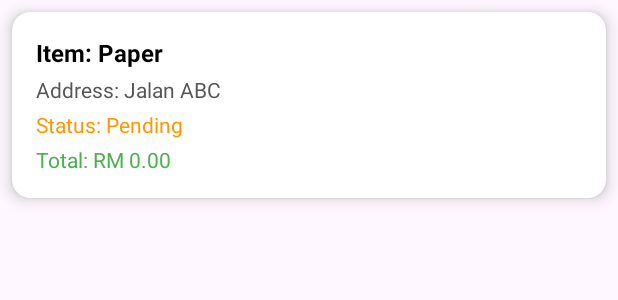
After one commit to Iffwat/GitPushAndPray, an Android app: the layout item_request.xml on its own in the app's theme, with its tools: preview values and no code run, on a phone screen of 412 x 824 dp. The commit adds this screen. Shown: the top 300 px of the screen. Run offline under Robolectric (Android 15) with nearby library versions, the phone set to English and light mode, and no system bars.

Commit message:
Irsyad Submit request 2.0

```diff
--- a/app/build.gradle.kts
+++ b/app/build.gradle.kts
@@ -38,8 +38,13 @@ dependencies {
     androidTestImplementation(libs.ext.junit)
     androidTestImplementation(libs.espresso.core)
 
+
     //Retrofit https://square.github.io/retrofit/ - latest vesion https://github.com/square/retrofit.
     implementation("com.squareup.retrofit2:retrofit:2.11.0")
     //Gson -> json data to java or kotlin format
     implementation("com.squareup.retrofit2:converter-gson:2.11.0")
+
+    implementation ("com.google.android.material:material:1.11.0")
+    implementation ("androidx.cardview:cardview:1.0.0")
+
 }
--- a/app/src/main/AndroidManifest.xml
+++ b/app/src/main/AndroidManifest.xml
@@ -15,9 +15,11 @@
         android:theme="@style/Theme.Lab_REST"
         android:usesCleartextTraffic="true"
         tools:targetApi="31">
+        <activity
+            android:name=".UserRequest"
+            android:exported="false" />
         <activity android:name=".UserDashboardActivity" />
         <activity android:name=".AdminDashboardActivity" />
-
         <activity
             android:name=".SubmitRequestActivity"
             android:exported="false" />
--- a/app/src/main/java/com/example/lab_rest/MainActivity.java
+++ b/app/src/main/java/com/example/lab_rest/MainActivity.java
@@ -68,7 +68,10 @@ public class MainActivity extends AppCompatActivity {
                 startActivity(intent);
             }});
     }
-
+    public void recycleListClicked(View view) {
+        Intent intent = new Intent(MainActivity.this, UserRequest.class);
+        startActivity(intent);
+    }
     public void logoutClicked(View view) {
 
         // implement this
--- a/app/src/main/java/com/example/lab_rest/remote/UserService.java
+++ b/app/src/main/java/com/example/lab_rest/remote/UserService.java
@@ -6,8 +6,10 @@ import retrofit2.http.Field;
 import retrofit2.http.FormUrlEncoded;
 import retrofit2.http.GET;
 import retrofit2.http.POST;
+import retrofit2.http.Path;
 
 import com.example.lab_rest.model.RecyclableItem;
+import com.example.lab_rest.model.RequestHistoryModel;
 import com.example.lab_rest.model.RequestModel;
 import com.example.lab_rest.model.User;
 
@@ -29,4 +31,7 @@ public interface UserService {
     @POST("submit_request")
     Call<Void> submitRequest(@Body RequestModel request);
 
+    @GET("user_requests/{user_id}")
+    Call<List<RequestHistoryModel>> getUserRequests(@Path("user_id") int userId);
+
 }
--- a/app/src/main/res/layout/activity_main.xml
+++ b/app/src/main/res/layout/activity_main.xml
@@ -18,7 +18,7 @@
         app:layout_constraintTop_toTopOf="parent"
         app:layout_constraintVertical_bias="0.7" />
 
-    <!--<Button
+    <Button
         android:id="@+id/btnBookList"
         android:layout_width="wrap_content"
         android:layout_height="wrap_content"
@@ -30,8 +30,8 @@
         app:layout_constraintBottom_toTopOf="@+id/tvHello"
         app:layout_constraintEnd_toEndOf="parent"
         app:layout_constraintHorizontal_bias="0.498"
-        app:layout_constraintStart_toStartOf="parent"
-    -->
+        app:layout_constraintStart_toStartOf="parent"/>
+
     <Button
         android:id="@+id/btnLogout"
         android:layout_width="wrap_content"
--- /dev/null
+++ b/app/src/main/res/layout/activity_user_request.xml
@@ -0,0 +1,6 @@
+<androidx.recyclerview.widget.RecyclerView xmlns:android="http://schemas.android.com/apk/res/android"
+    android:id="@+id/recyclerRequests"
+    android:layout_width="match_parent"
+    android:layout_height="match_parent"
+    android:padding="12dp"
+    android:background="#EEEEEE"/>
--- /dev/null
+++ b/app/src/main/res/layout/item_request.xml
@@ -0,0 +1,54 @@
+<?xml version="1.0" encoding="utf-8"?>
+<androidx.cardview.widget.CardView xmlns:android="http://schemas.android.com/apk/res/android"
+    xmlns:card_view="http://schemas.android.com/apk/res-auto"
+    android:layout_width="match_parent"
+    android:layout_height="wrap_content"
+    android:layout_margin="8dp"
+    card_view:cardCornerRadius="12dp"
+    card_view:cardElevation="6dp"
+    card_view:cardBackgroundColor="@android:color/white">
+
+    <LinearLayout
+        android:layout_width="match_parent"
+        android:layout_height="wrap_content"
+        android:orientation="vertical"
+        android:padding="16dp">
+
+        <TextView
+            android:id="@+id/tvItemName"
+            android:layout_width="match_parent"
+            android:layout_height="wrap_content"
+            android:text="Item: Paper"
+            android:textStyle="bold"
+            android:textSize="16sp"
+            android:textColor="#000000" />
+
+        <TextView
+            android:id="@+id/tvAddress"
+            android:layout_width="match_parent"
+            android:layout_height="wrap_content"
+            android:text="Address: Jalan ABC"
+            android:textSize="14sp"
+            android:textColor="#555555"
+            android:layout_marginTop="4dp" />
+
+        <TextView
+            android:id="@+id/tvStatus"
+            android:layout_width="match_parent"
+            android:layout_height="wrap_content"
+            android:text="Status: Pending"
+            android:textSize="14sp"
+            android:textColor="#FF9800"
+            android:layout_marginTop="4dp" />
+
+        <TextView
+            android:id="@+id/tvPrice"
+            android:layout_width="match_parent"
+            android:layout_height="wrap_content"
+            android:text="Total: RM 0.00"
+            android:textSize="14sp"
+            android:textColor="#4CAF50"
+            android:layout_marginTop="4dp" />
+
+    </LinearLayout>
+</androidx.cardview.widget.CardView>
```
Also changed, not shown: app/src/main/java/com/example/lab_rest/UserRequest.java (added, +67 -0 lines), app/src/main/java/com/example/lab_rest/adapter/RequestAdapter.java (added, +63 -0 lines), app/src/main/java/com/example/lab_rest/model/RequestHistoryModel.java (added, +27 -0 lines).
